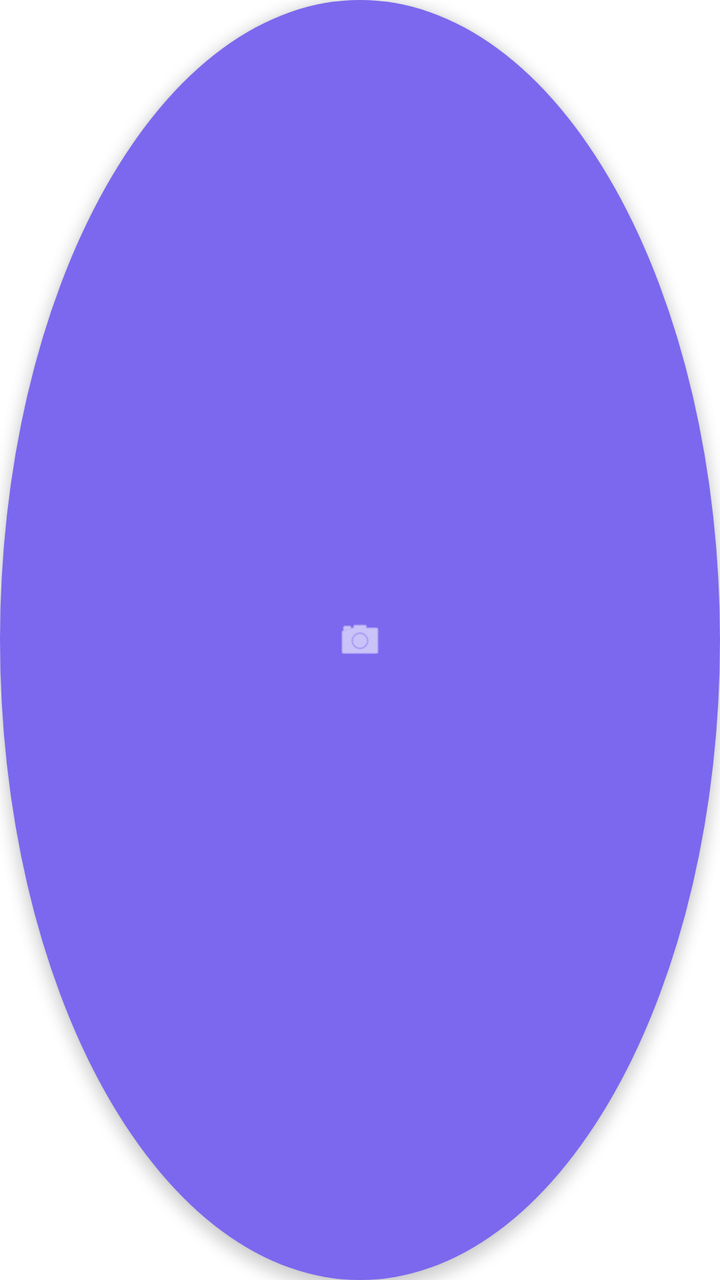
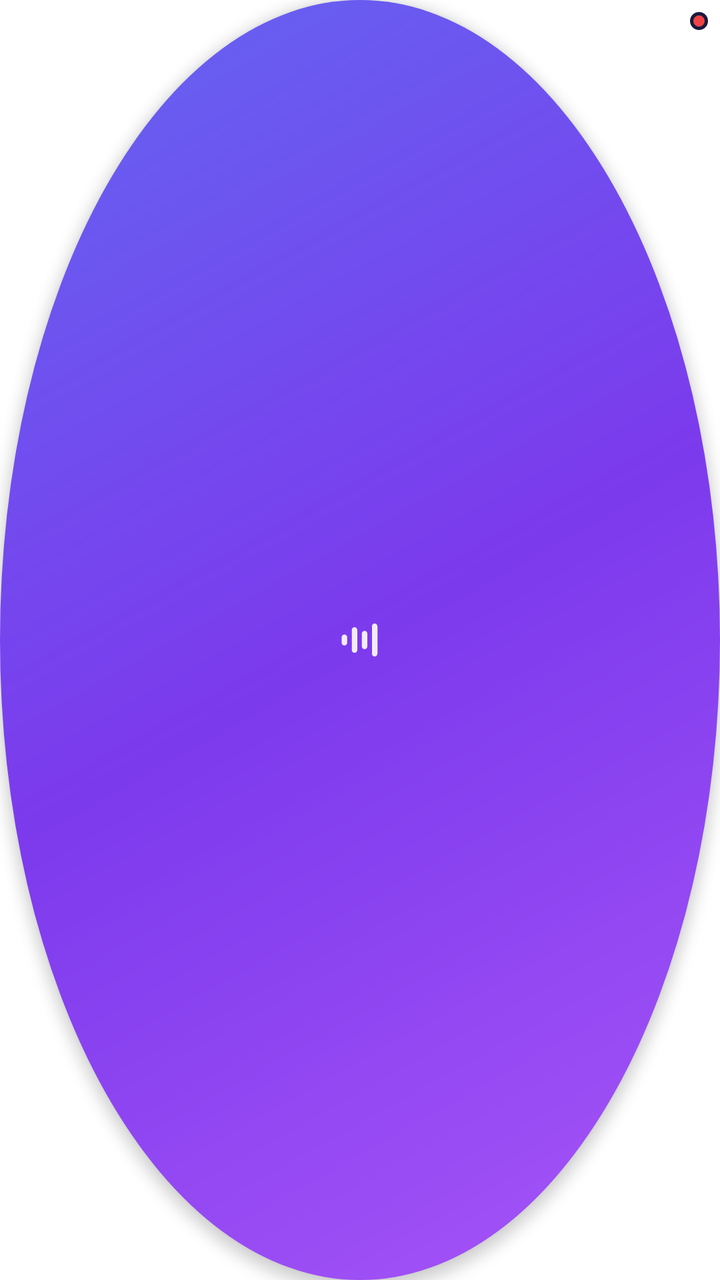

Compare the two renders of this Android layout. The source of the first and the diff that turns it into the second are given below.
<!-- AndroidManifest.xml: application theme Theme.ScreenPal -->
<!-- res/layout/view_floating_ball.xml -->
<?xml version="1.0" encoding="utf-8"?>
<FrameLayout xmlns:android="http://schemas.android.com/apk/res/android"
    android:layout_width="56dp"
    android:layout_height="56dp"
    android:background="@drawable/bg_floating_ball"
    android:elevation="4dp">

    <ImageView
        android:layout_width="24dp"
        android:layout_height="24dp"
        android:layout_gravity="center"
        android:src="@android:drawable/ic_menu_camera"
        android:tint="@android:color/white" />

</FrameLayout>
<!-- resources referenced by this layout -->
<resources>
  <!-- drawable bg_floating_ball (drawable) -->
  <?xml version="1.0" encoding="utf-8"?>
  <shape xmlns:android="http://schemas.android.com/apk/res/android"
      android:shape="oval">
      <solid android:color="#FF7B68EE" />
  </shape>
  <style name="Theme.ScreenPal" parent="android:Theme.Material.Light.NoActionBar">
          <item name="android:colorPrimary">@color/purple_80</item>
          <item name="android:colorPrimaryDark">@color/purple_80</item>
          <item name="android:colorAccent">@color/purple_accent_80</item>
          <item name="android:windowBackground">@android:color/white</item>
      </style>
  <color name="purple_80">#FF6366F1</color>
  <color name="purple_accent_80">#FFA78BFA</color>
</resources>

<!-- the commit's change to res/layout/view_floating_ball.xml (unified diff, before → after) -->
@@ -6,10 +6,21 @@
     android:elevation="4dp">
 
     <ImageView
-        android:layout_width="24dp"
-        android:layout_height="24dp"
+        android:id="@+id/ball_icon"
+        android:layout_width="22dp"
+        android:layout_height="22dp"
         android:layout_gravity="center"
-        android:src="@android:drawable/ic_menu_camera"
-        android:tint="@android:color/white" />
+        android:contentDescription="@string/app_name"
+        android:src="@drawable/ic_ball_waveform" />
+
+    
+    <View
+        android:id="@+id/ball_status_dot"
+        android:layout_width="9dp"
+        android:layout_height="9dp"
+        android:layout_gravity="top|end"
+        android:layout_marginTop="6dp"
+        android:layout_marginEnd="6dp"
+        android:background="@drawable/bg_status_dot_idle" />
 
 </FrameLayout>
<!-- resource entries referenced after the edit -->
@@ -2,10 +2,64 @@
 <resources>
   <!-- drawable bg_floating_ball (drawable) -->
   <?xml version="1.0" encoding="utf-8"?>
+  <layer-list xmlns:android="http://schemas.android.com/apk/res/android">
+      
+      <item>
+          <shape android:shape="oval">
+              <gradient
+                  android:angle="315"
+                  android:startColor="#FF6366F1"
+                  android:centerColor="#FF7C3AED"
+                  android:endColor="#FFA855F7"
+                  android:type="linear" />
+          </shape>
+      </item>
+      
+      <item>
+          <shape android:shape="oval">
+              <gradient
+                  android:angle="270"
+                  android:startColor="#33FFFFFF"
+                  android:centerColor="#00000000"
+                  android:endColor="#00000000"
+                  android:type="radial"
+                  android:gradientRadius="0.9"
+                  android:centerX="0.3"
+                  android:centerY="0.25" />
+          </shape>
+      </item>
+  </layer-list>
+  <!-- drawable bg_status_dot_idle (drawable) -->
+  <?xml version="1.0" encoding="utf-8"?>
   <shape xmlns:android="http://schemas.android.com/apk/res/android"
       android:shape="oval">
-      <solid android:color="#FF7B68EE" />
+      <solid android:color="#FFEF4444" />
+      <stroke
+          android:width="1.5dp"
+          android:color="#FF1A1A3E" />
   </shape>
+  <!-- drawable ic_ball_waveform (drawable) -->
+  <?xml version="1.0" encoding="utf-8"?>
+  <vector xmlns:android="http://schemas.android.com/apk/res/android"
+      android:width="24dp"
+      android:height="24dp"
+      android:viewportWidth="24"
+      android:viewportHeight="24">
+      
+      <path
+          android:fillColor="#E6FFFFFF"
+          android:pathData="M3.5,9 C2.67,9 2,9.67 2,10.5 L2,13.5 C2,14.33 2.67,15 3.5,15 C4.33,15 5,14.33 5,13.5 L5,10.5 C5,9.67 4.33,9 3.5,9 Z" />
+      <path
+          android:fillColor="#E6FFFFFF"
+          android:pathData="M9,5 C8.17,5 7.5,5.67 7.5,6.5 L7.5,17.5 C7.5,18.33 8.17,19 9,19 C9.83,19 10.5,18.33 10.5,17.5 L10.5,6.5 C10.5,5.67 9.83,5 9,5 Z" />
+      <path
+          android:fillColor="#E6FFFFFF"
+          android:pathData="M14.5,7 C13.67,7 13,7.67 13,8.5 L13,15.5 C13,16.33 13.67,17 14.5,17 C15.33,17 16,16.33 16,15.5 L16,8.5 C16,7.67 15.33,7 14.5,7 Z" />
+      <path
+          android:fillColor="#E6FFFFFF"
+          android:pathData="M20,3 C19.17,3 18.5,3.67 18.5,4.5 L18.5,19.5 C18.5,20.33 19.17,21 20,21 C20.83,21 21.5,20.33 21.5,19.5 L21.5,4.5 C21.5,3.67 20.83,3 20,3 Z" />
+  </vector>
+  <string name="app_name">ScreenPal</string>
   <style name="Theme.ScreenPal" parent="android:Theme.Material.Light.NoActionBar">
           <item name="android:colorPrimary">@color/purple_80</item>
           <item name="android:colorPrimaryDark">@color/purple_80</item>
